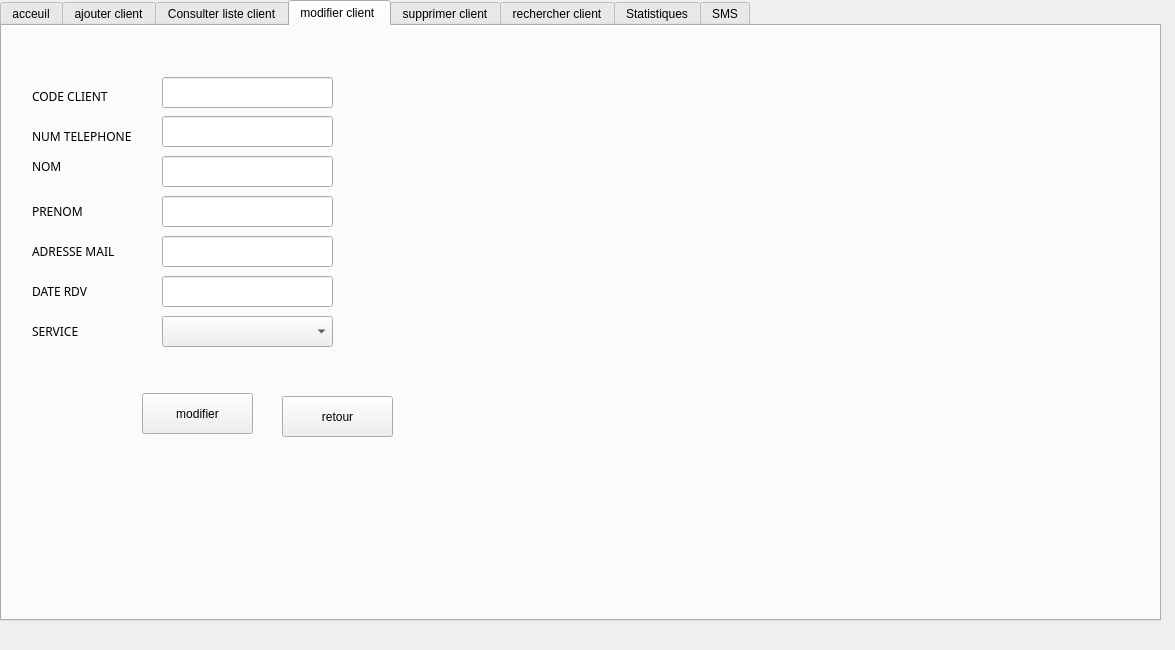
MedAzizBouzid/Smart_Beauty_Center_2A24, file mainwindow.ui: the form before one commit.
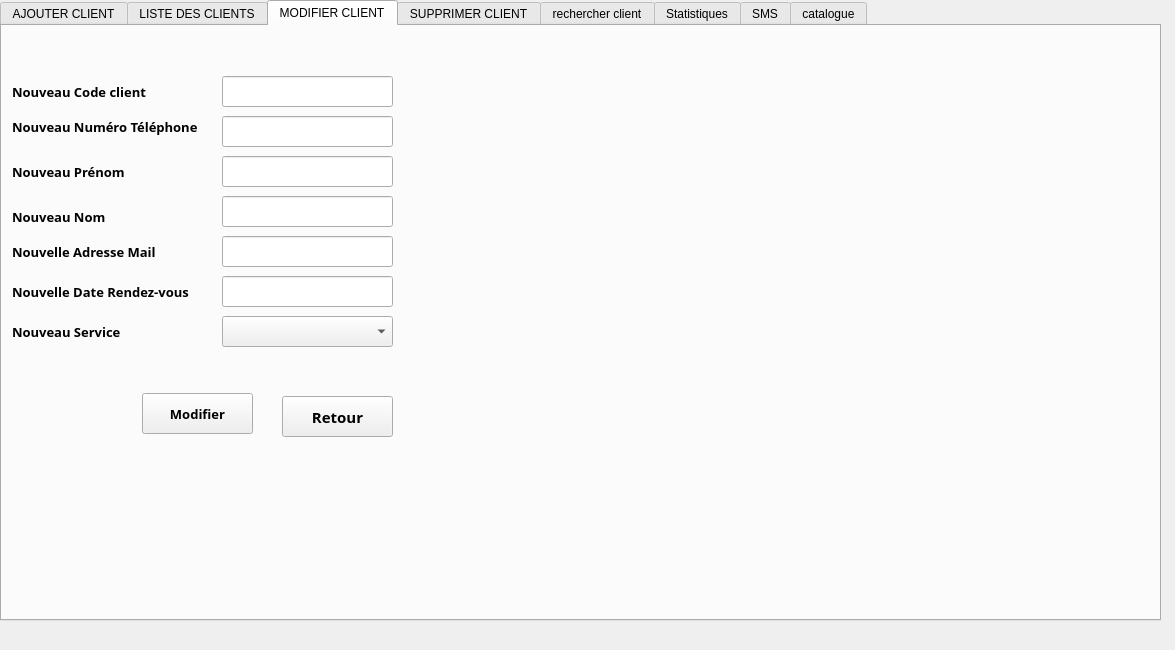
The form after the commit. The open tabs and pages were chosen to show the change. Icons and pictures are not drawn.

The edit to the form file:
```diff
--- a/mainwindow.ui
+++ b/mainwindow.ui
@@ -26,111 +26,9 @@
     <property name="currentIndex">
      <number>7</number>
     </property>
-    <widget class="QWidget" name="tab">
-     <attribute name="title">
-      <string>acceuil</string>
-     </attribute>
-     <widget class="QLabel" name="background">
-      <property name="geometry">
-       <rect>
-        <x>0</x>
-        <y>0</y>
-        <width>1101</width>
-        <height>581</height>
-       </rect>
-      </property>
-      <property name="text">
-       <string/>
-      </property>
-      <property name="pixmap">
-       <pixmap>../background.png</pixmap>
-      </property>
-     </widget>
-     <widget class="QPushButton" name="pushButton">
-      <property name="geometry">
-       <rect>
-        <x>120</x>
-        <y>20</y>
-        <width>181</width>
-        <height>81</height>
-       </rect>
-      </property>
-      <property name="autoFillBackground">
-       <bool>false</bool>
-      </property>
-      <property name="text">
-       <string>Ajouter Client </string>
-      </property>
-     </widget>
-     <widget class="QPushButton" name="pushButton_4">
-      <property name="geometry">
-       <rect>
-        <x>120</x>
-        <y>200</y>
-        <width>181</width>
-        <height>81</height>
-       </rect>
-      </property>
-      <property name="text">
-       <string>Supprimer Client </string>
-      </property>
-     </widget>
-     <widget class="QPushButton" name="pushButton_5">
-      <property name="geometry">
-       <rect>
-        <x>120</x>
-        <y>110</y>
-        <width>181</width>
-        <height>81</height>
-       </rect>
-      </property>
-      <property name="text">
-       <string>Modifier Client </string>
-      </property>
-     </widget>
-     <widget class="QPushButton" name="pushButton_6">
-      <property name="geometry">
-       <rect>
-        <x>120</x>
-        <y>290</y>
-        <width>181</width>
-        <height>81</height>
-       </rect>
-      </property>
-      <property name="text">
-       <string>Rechercher Client </string>
-      </property>
-     </widget>
-     <widget class="QPushButton" name="pushButton_7">
-      <property name="geometry">
-       <rect>
-        <x>120</x>
-        <y>380</y>
-        <width>181</width>
-        <height>81</height>
-       </rect>
-      </property>
-      <property name="text">
-       <string>Statistiques </string>
-      </property>
-     </widget>
-     <widget class="QPushButton" name="pushButton_8">
-      <property name="geometry">
-       <rect>
-        <x>120</x>
-        <y>470</y>
-        <width>181</width>
-        <height>81</height>
-       </rect>
-      </property>
-      <property name="text">
-       <string>Services SMS</string>
-      </property>
-     </widget>
-    </widget>
     <widget class="QWidget" name="tab1">
      <attribute name="title">
-      <string>ajouter client</string>
+      <string>AJOUTER CLIENT</string>
      </attribute>
      <widget class="QPushButton" name="pbretour">
       <property name="geometry">
@@ -413,7 +311,7 @@
     </widget>
     <widget class="QWidget" name="tab_5">
      <attribute name="title">
-      <string>Consulter liste client</string>
+      <string>LISTE DES CLIENTS</string>
      </attribute>
      <widget class="QLabel" name="backgroundaffich">
       <property name="geometry">
@@ -441,147 +339,13 @@
     </widget>
     <widget class="QWidget" name="tab_7">
      <attribute name="title">
-      <string>modifier client </string>
+      <string>MODIFIER CLIENT</string>
      </attribute>
-     <widget class="QLabel" name="label_10">
-      <property name="geometry">
-       <rect>
-        <x>30</x>
-        <y>50</y>
-        <width>91</width>
-        <height>41</height>
-       </rect>
-      </property>
-      <property name="font">
-       <font>
-        <family>Felix Titling</family>
-       </font>
-      </property>
-      <property name="text">
-       <string>CODE CLIENT</string>
-      </property>
-     </widget>
-     <widget class="QLabel" name="label_11">
-      <property name="geometry">
-       <rect>
-        <x>30</x>
-        <y>90</y>
-        <width>121</width>
-        <height>41</height>
-       </rect>
-      </property>
-      <property name="font">
-       <font>
-        <family>Felix Titling</family>
-       </font>
-      </property>
-      <property name="text">
-       <string>NUM TELEPHONE</string>
-      </property>
-     </widget>
-     <widget class="QLabel" name="label_12">
-      <property name="geometry">
-       <rect>
-        <x>30</x>
-        <y>170</y>
-        <width>81</width>
-        <height>31</height>
-       </rect>
-      </property>
-      <property name="font">
-       <font>
-        <family>Felix Titling</family>
-       </font>
-      </property>
-      <property name="text">
-       <string>PRENOM</string>
-      </property>
-     </widget>
-     <widget class="QLabel" name="label_13">
-      <property name="geometry">
-       <rect>
-        <x>30</x>
-        <y>120</y>
-        <width>91</width>
-        <height>41</height>
-       </rect>
-      </property>
-      <property name="font">
-       <font>
-        <family>Felix Titling</family>
-       </font>
-      </property>
-      <property name="text">
-       <string>NOM</string>
-      </property>
-     </widget>
-     <widget class="QLabel" name="label_14">
-      <property name="geometry">
-       <rect>
-        <x>30</x>
-        <y>210</y>
-        <width>111</width>
-        <height>31</height>
-       </rect>
-      </property>
-      <property name="font">
-       <font>
-        <family>Felix Titling</family>
-       </font>
-      </property>
-      <property name="text">
-       <string>ADRESSE MAIL</string>
-      </property>
-     </widget>
-     <widget class="QLabel" name="label_15">
-      <property name="geometry">
-       <rect>
-        <x>30</x>
-        <y>250</y>
-        <width>71</width>
-        <height>31</height>
-       </rect>
-      </property>
-      <property name="font">
-       <font>
-        <family>Felix Titling</family>
-       </font>
-      </property>
-      <property name="text">
-       <string>DATE RDV</string>
-      </property>
-     </widget>
-     <widget class="QLabel" name="label_16">
-      <property name="geometry">
-       <rect>
-        <x>30</x>
-        <y>290</y>
-        <width>71</width>
-        <height>31</height>
-       </rect>
-      </property>
-      <property name="sizePolicy">
-       <sizepolicy hsizetype="Preferred" vsizetype="Preferred">
-        <horstretch>0</horstretch>
-        <verstretch>0</verstretch>
-       </sizepolicy>
-      </property>
-      <property name="font">
-       <font>
-        <family>Felix Titling</family>
-        <weight>50</weight>
-        <bold>false</bold>
-       </font>
-      </property>
-      <property name="text">
-       <string>SERVICE </string>
-      </property>
-     </widget>
      <widget class="QLineEdit" name="codemodif">
       <property name="geometry">
        <rect>
-        <x>160</x>
-        <y>51</y>
+        <x>220</x>
+        <y>50</y>
         <width>171</width>
         <height>31</height>
        </rect>
@@ -590,7 +354,7 @@
      <widget class="QLineEdit" name="numtelmodif">
       <property name="geometry">
        <rect>
-        <x>160</x>
+        <x>220</x>
         <y>90</y>
         <width>171</width>
         <height>31</height>
@@ -600,7 +364,7 @@
      <widget class="QLineEdit" name="nommodif">
       <property name="geometry">
        <rect>
-        <x>160</x>
+        <x>220</x>
         <y>130</y>
         <width>171</width>
         <height>31</height>
@@ -610,7 +374,7 @@
      <widget class="QLineEdit" name="prenommodif">
       <property name="geometry">
        <rect>
-        <x>160</x>
+        <x>220</x>
         <y>170</y>
         <width>171</width>
         <height>31</height>
@@ -620,7 +384,7 @@
      <widget class="QLineEdit" name="adressemodif">
       <property name="geometry">
        <rect>
-        <x>160</x>
+        <x>220</x>
         <y>210</y>
         <width>171</width>
         <height>31</height>
@@ -630,7 +394,7 @@
      <widget class="QLineEdit" name="datemodif">
       <property name="geometry">
        <rect>
-        <x>160</x>
+        <x>220</x>
         <y>250</y>
         <width>171</width>
         <height>31</height>
@@ -646,8 +410,16 @@
         <height>41</height>
        </rect>
       </property>
+      <property name="font">
+       <font>
+        <family>Script MT Bold</family>
+        <pointsize>10</pointsize>
+        <weight>75</weight>
+        <bold>true</bold>
+       </font>
+      </property>
       <property name="text">
-       <string>modifier</string>
+       <string>Modifier</string>
       </property>
      </widget>
      <widget class="QPushButton" name="pushButton_3">
@@ -659,24 +431,215 @@
         <height>41</height>
        </rect>
       </property>
+      <property name="font">
+       <font>
+        <family>Script MT Bold</family>
+        <pointsize>11</pointsize>
+        <weight>75</weight>
+        <bold>true</bold>
+       </font>
+      </property>
       <property name="text">
-       <string>retour</string>
+       <string>Retour</string>
       </property>
      </widget>
      <widget class="QComboBox" name="comboBox_2">
       <property name="geometry">
        <rect>
-        <x>160</x>
+        <x>220</x>
         <y>290</y>
         <width>171</width>
         <height>31</height>
        </rect>
       </property>
      </widget>
+     <widget class="QLabel" name="label_10">
+      <property name="geometry">
+       <rect>
+        <x>10</x>
+        <y>50</y>
+        <width>151</width>
+        <height>31</height>
+       </rect>
+      </property>
+      <property name="font">
+       <font>
+        <family>Script MT Bold</family>
+        <pointsize>10</pointsize>
+        <weight>75</weight>
+        <bold>true</bold>
+       </font>
+      </property>
+      <property name="text">
+       <string>Nouveau Code client</string>
+      </property>
+     </widget>
+     <widget class="QLabel" name="label_18">
+      <property name="geometry">
+       <rect>
+        <x>10</x>
+        <y>80</y>
+        <width>201</width>
+        <height>41</height>
+       </rect>
+      </property>
+      <property name="font">
+       <font>
+        <family>Script MT Bold</family>
+        <pointsize>10</pointsize>
+        <weight>75</weight>
+        <bold>true</bold>
+       </font>
+      </property>
+      <property name="text">
+       <string>Nouveau Numéro Téléphone</string>
+      </property>
+     </widget>
+     <widget class="QLabel" name="label_19">
+      <property name="geometry">
+       <rect>
+        <x>10</x>
+        <y>130</y>
+        <width>151</width>
+        <height>31</height>
+       </rect>
+      </property>
+      <property name="font">
+       <font>
+        <family>Script MT Bold</family>
+        <pointsize>10</pointsize>
+        <weight>75</weight>
+        <bold>true</bold>
+       </font>
+      </property>
+      <property name="text">
+       <string>Nouveau Prénom</string>
+      </property>
+     </widget>
+     <widget class="QLabel" name="label_20">
+      <property name="geometry">
+       <rect>
+        <x>10</x>
+        <y>170</y>
+        <width>121</width>
+        <height>41</height>
+       </rect>
+      </property>
+      <property name="font">
+       <font>
+        <family>Script MT Bold</family>
+        <pointsize>10</pointsize>
+        <weight>75</weight>
+        <bold>true</bold>
+       </font>
+      </property>
+      <property name="text">
+       <string>Nouveau Nom</string>
+      </property>
+     </widget>
+     <widget class="QLabel" name="label_11">
+      <property name="geometry">
+       <rect>
+        <x>10</x>
+        <y>210</y>
+        <width>171</width>
+        <height>31</height>
+       </rect>
+      </property>
+      <property name="font">
+       <font>
+        <family>Script MT Bold</family>
+        <pointsize>10</pointsize>
+        <weight>75</weight>
+        <bold>true</bold>
+       </font>
+      </property>
+      <property name="text">
+       <string>Nouvelle Adresse Mail</string>
+      </property>
+     </widget>
+     <widget class="QLabel" name="label_12">
+      <property name="geometry">
+       <rect>
+        <x>10</x>
+        <y>250</y>
+        <width>201</width>
+        <height>31</height>
+       </rect>
+      </property>
+      <property name="font">
+       <font>
+        <family>Script MT Bold</family>
+        <pointsize>10</pointsize>
+        <weight>75</weight>
+        <bold>true</bold>
+       </font>
+      </property>
+      <property name="text">
+       <string>Nouvelle Date Rendez-vous</string>
+      </property>
+     </widget>
+     <widget class="QLabel" name="label_13">
+      <property name="geometry">
+       <rect>
+        <x>10</x>
+        <y>290</y>
+        <width>121</width>
+        <height>31</height>
+       </rect>
+      </property>
+      <property name="sizePolicy">
+       <sizepolicy hsizetype="Preferred" vsizetype="Preferred">
+        <horstretch>0</horstretch>
+        <verstretch>0</verstretch>
+       </sizepolicy>
+      </property>
+      <property name="font">
+       <font>
+        <family>Script MT Bold</family>
+        <pointsize>10</pointsize>
+        <weight>75</weight>
+        <bold>true</bold>
+       </font>
+      </property>
+      <property name="text">
+       <string>Nouveau Service</string>
+      </property>
+     </widget>
+     <widget class="QLabel" name="backgroundmodiff">
+      <property name="geometry">
+       <rect>
+        <x>5</x>
+        <y>5</y>
+        <width>1151</width>
+        <height>581</height>
+       </rect>
+      </property>
+      <property name="text">
+       <string/>
+      </property>
+     </widget>
+     <zorder>backgroundmodiff</zorder>
+     <zorder>codemodif</zorder>
+     <zorder>numtelmodif</zorder>
+     <zorder>nommodif</zorder>
+     <zorder>prenommodif</zorder>
+     <zorder>adressemodif</zorder>
+     <zorder>datemodif</zorder>
+     <zorder>pbmodifier</zorder>
+     <zorder>pushButton_3</zorder>
+     <zorder>comboBox_2</zorder>
+     <zorder>label_10</zorder>
+     <zorder>label_18</zorder>
+     <zorder>label_19</zorder>
+     <zorder>label_20</zorder>
+     <zorder>label_11</zorder>
+     <zorder>label_12</zorder>
+     <zorder>label_13</zorder>
     </widget>
     <widget class="QWidget" name="tab_6">
      <attribute name="title">
-      <string>supprimer client</string>
+      <string>SUPPRIMER CLIENT</string>
      </attribute>
      <widget class="QLabel" name="label_8">
       <property name="geometry">
@@ -905,6 +868,27 @@
       </property>
      </widget>
     </widget>
+    <widget class="QWidget" name="tab">
+     <attribute name="title">
+      <string>catalogue</string>
+     </attribute>
+     <widget class="QLabel" name="background">
+      <property name="geometry">
+       <rect>
+        <x>0</x>
+        <y>0</y>
+        <width>1101</width>
+        <height>581</height>
+       </rect>
+      </property>
+      <property name="text">
+       <string/>
+      </property>
+      <property name="pixmap">
+       <pixmap>../background.png</pixmap>
+      </property>
+     </widget>
+    </widget>
    </widget>
   </widget>
  </widget>
```
Left out of the diff: 182 changed lines with no effect on the pictures.
